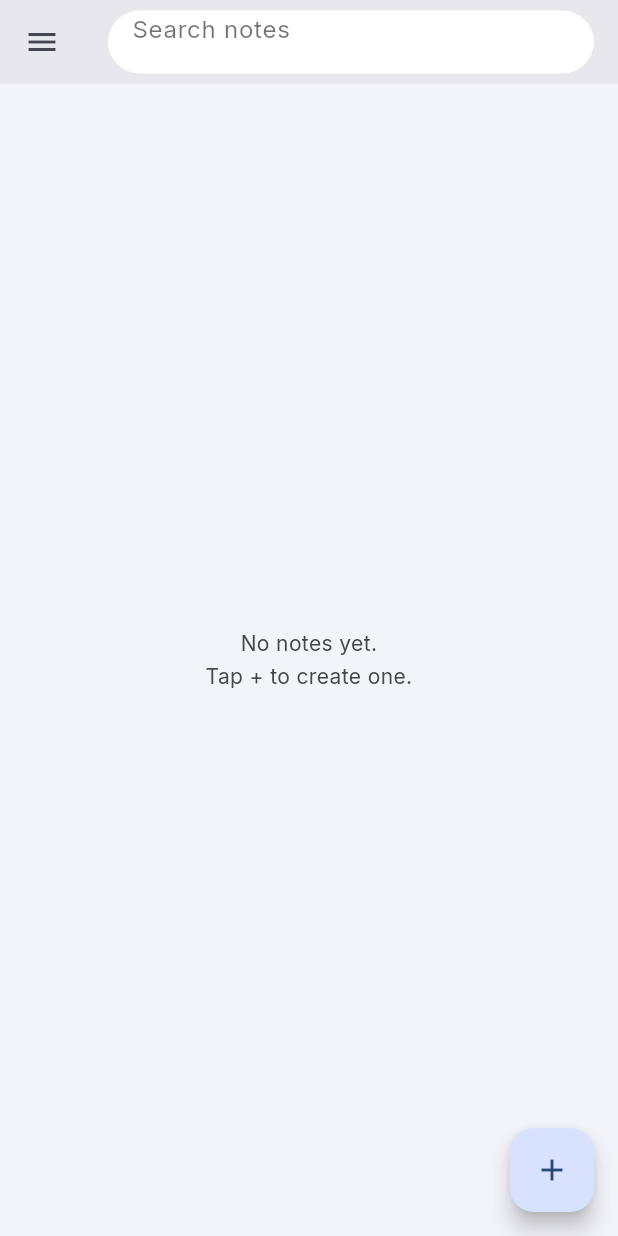
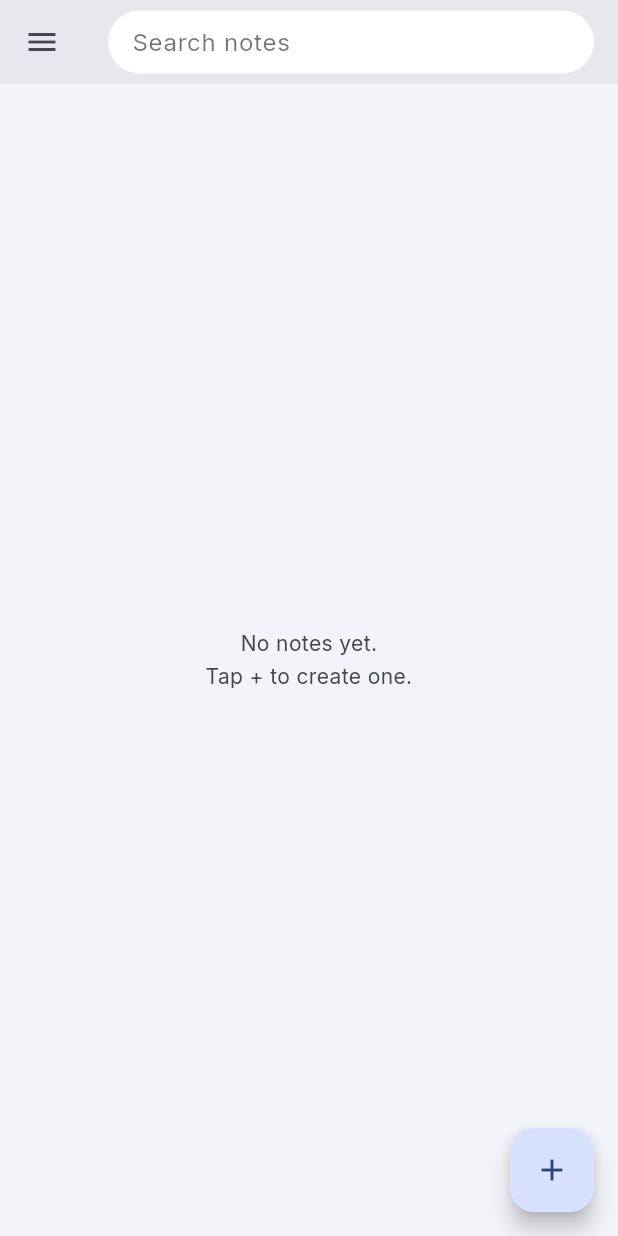
Before and after one commit to jayemar/jotes, a Flutter app: the screen it shows after launch, on a phone screen of 412 x 824 dp. Run offline on Flutter 3.47's test engine with Material 3 defaults, Android fonts, the phone set to English and light mode, and no system bars; our stand-ins replace file_picker, flutter_local_notifications, flutter_riverpod, google_fonts, package_info_plus, pocketbase and 4 more; missing offline and left inert: unifiedpush.

Commit message:
Fix search bar centering and drawer dropdown menu overflow
The previous centering attempt (isCollapsed + textAlignVertical) shrank
the TextField's own height but never centered it within its 42px
container, making the hint text sit even further off-center than
before - fixed by adding alignment: Alignment.center to the container.

The Theme/Font/Text size dropdowns' opened menus were rendering wider
than the drawer itself, since DropdownButton's default menu width
didn't match the actual available width in this layout. Each is now
wrapped in a LayoutBuilder that passes the real constrained width as
menuWidth, so the popup never exceeds the drawer's bounds.

Co-Authored-By: Claude Sonnet 5 <noreply@anthropic.com>

```diff
--- a/lib/screens/notes_screen.dart
+++ b/lib/screens/notes_screen.dart
@@ -235,6 +235,7 @@ class _NotesScreenState extends ConsumerState<NotesScreen> {
                   )
                 : Container(
                     height: 42,
+                    alignment: Alignment.center,
                     padding: const EdgeInsets.symmetric(horizontal: 16),
                     decoration: BoxDecoration(
                       color: searchFieldColor,
@@ -362,12 +363,17 @@ class _NotesScreenState extends ConsumerState<NotesScreen> {
                   const Divider(height: 1),
                   _drawerSectionLabel(context, 'Appearance'),
                   _drawerFieldLabel(context, 'Theme'),
-                  Padding(
+                  LayoutBuilder(
+                    builder: (context, constraints) => Padding(
                       padding: const EdgeInsets.fromLTRB(16, 0, 16, 12),
                       child: DropdownButton<ThemeMode>(
                         key: const Key('theme_dropdown'),
                         value: themeMode,
                         isExpanded: true,
+                        // The drawer is narrower than DropdownButton's default
+                        // menu-width assumption, so without this the opened
+                        // menu rendered wider than the drawer itself.
+                        menuWidth: constraints.maxWidth - 32,
                         underline: const SizedBox.shrink(),
                         items: [
                           DropdownMenuItem(
@@ -379,7 +385,10 @@ class _NotesScreenState extends ConsumerState<NotesScreen> {
                           ),
                           DropdownMenuItem(
                             value: ThemeMode.dark,
-                          child: Text('Dark', style: _drawerItemStyle(context)),
+                            child: Text(
+                              'Dark',
+                              style: _drawerItemStyle(context),
+                            ),
                           ),
                           DropdownMenuItem(
                             value: ThemeMode.system,
@@ -392,13 +401,16 @@ class _NotesScreenState extends ConsumerState<NotesScreen> {
                         onChanged: _setThemeMode,
                       ),
                     ),
+                  ),
                   _drawerFieldLabel(context, 'Font'),
-                  Padding(
+                  LayoutBuilder(
+                    builder: (context, constraints) => Padding(
                       padding: const EdgeInsets.fromLTRB(16, 0, 16, 12),
                       child: DropdownButton<AppFont>(
                         key: const Key('font_dropdown'),
                         value: appearance.font,
                         isExpanded: true,
+                        menuWidth: constraints.maxWidth - 32,
                         underline: const SizedBox.shrink(),
                         items: [
                           for (final font in AppFont.values)
@@ -413,13 +425,16 @@ class _NotesScreenState extends ConsumerState<NotesScreen> {
                         onChanged: _setFont,
                       ),
                     ),
+                  ),
                   _drawerFieldLabel(context, 'Text size'),
-                  Padding(
+                  LayoutBuilder(
+                    builder: (context, constraints) => Padding(
                       padding: const EdgeInsets.fromLTRB(16, 0, 16, 12),
                       child: DropdownButton<TextSizeOption>(
                         key: const Key('text_size_dropdown'),
                         value: appearance.textSize,
                         isExpanded: true,
+                        menuWidth: constraints.maxWidth - 32,
                         underline: const SizedBox.shrink(),
                         items: [
                           for (final size in TextSizeOption.values)
@@ -432,6 +447,7 @@ class _NotesScreenState extends ConsumerState<NotesScreen> {
                             ),
                         ],
                         onChanged: _setTextSize,
+                      ),
                     ),
                   ),
                   const Divider(height: 1),
```
Lines whose indentation alone changed are shown as unchanged.
